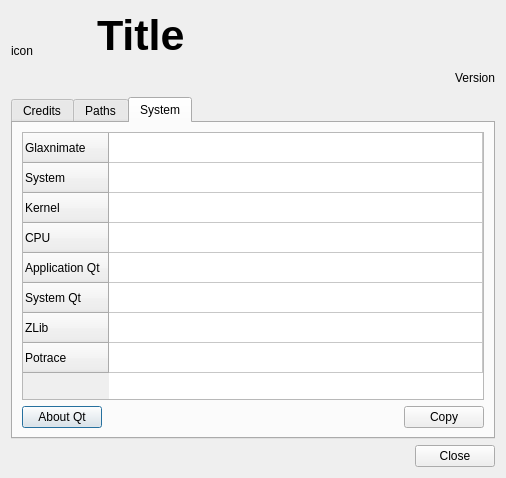
This is src/gui/widgets/dialogs/about_dialog.ui in mbasaglia/glaxnimate as Qt 5 draws it before an edit. The edited form follows.
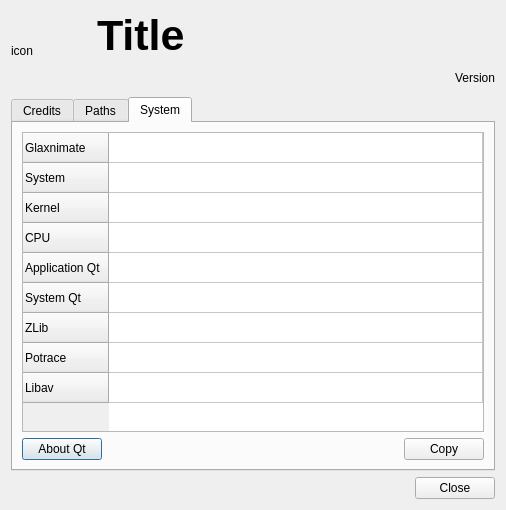
This is the edited form. The open tabs and pages were chosen to show the change. Icons and pictures are not drawn.

Commit message: Show Libav versions in the about dialog

Patch:
```diff
--- a/src/gui/widgets/dialogs/about_dialog.ui
+++ b/src/gui/widgets/dialogs/about_dialog.ui
@@ -7,7 +7,7 @@
     <x>0</x>
     <y>0</y>
     <width>505</width>
-    <height>478</height>
+    <height>510</height>
    </rect>
   </property>
   <property name="windowTitle">
@@ -387,6 +387,11 @@
            <string>Potrace</string>
           </property>
          </row>
+         <row>
+          <property name="text">
+           <string>Libav</string>
+          </property>
+         </row>
          <column>
           <property name="text">
            <string>Version</string>
```
The commit also changes 3 other files.
